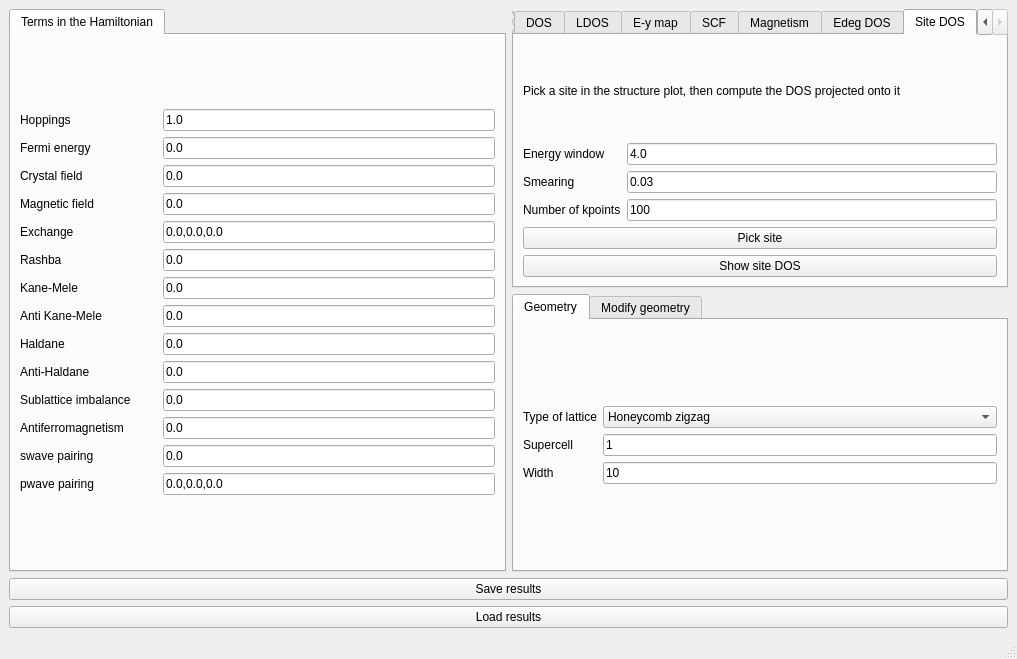
Old version of the form interface-pyqt/1d/interface.ui in the repository joselado/quantum-lattice.
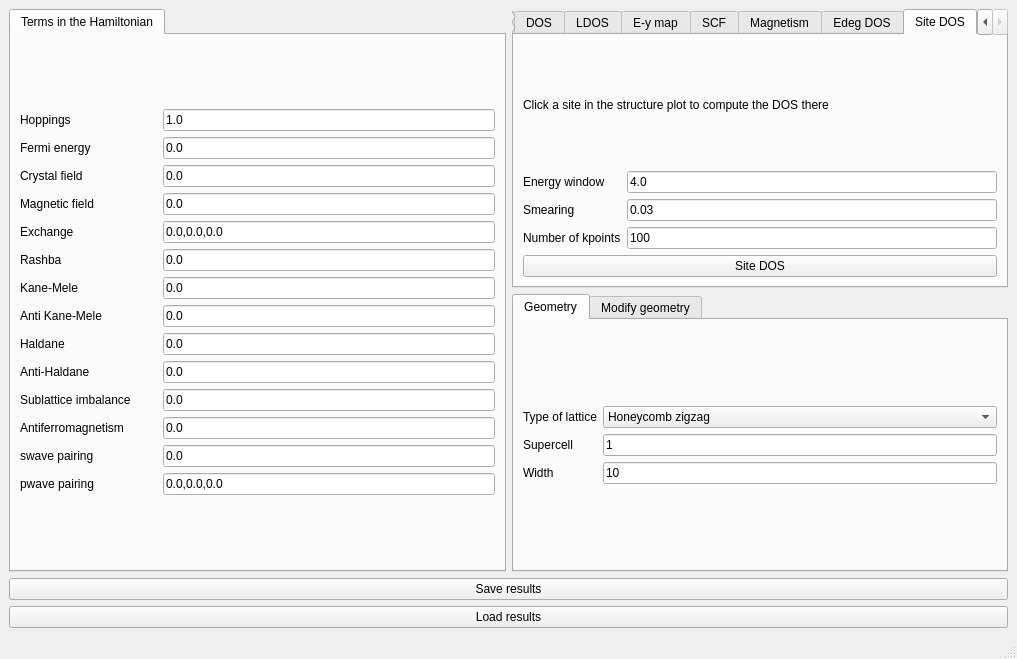
New version of the form. The open tabs and pages were chosen to show the change. Custom widgets are drawn as their Qt base class.

Commit message: Make Site DOS a single interactive view instead of two separate steps

The edit to the form file:
```diff
--- a/interface-pyqt/1d/interface.ui
+++ b/interface-pyqt/1d/interface.ui
@@ -1290,7 +1290,7 @@
         <item>
          <widget class="BodyLabel" name="label_site_dos_info">
           <property name="text">
-           <string>Pick a site in the structure plot, then compute the DOS projected onto it</string>
+           <string>Click a site in the structure plot to compute the DOS there</string>
           </property>
           <property name="wordWrap">
            <bool>true</bool>
@@ -1343,20 +1343,10 @@
           </item>
          </layout>
         </item>
-        <item>
-         <widget class="PushButton" name="select_site_dos">
-          <property name="toolTip">
-           <string>Click a site in the structure plot to select it</string>
-          </property>
-          <property name="text">
-           <string>Pick site</string>
-          </property>
-         </widget>
-        </item>
         <item>
          <widget class="PushButton" name="show_site_dos">
           <property name="text">
-           <string>Show site DOS</string>
+           <string>Site DOS</string>
           </property>
          </widget>
         </item>
```
The commit also changes 30 other files.
